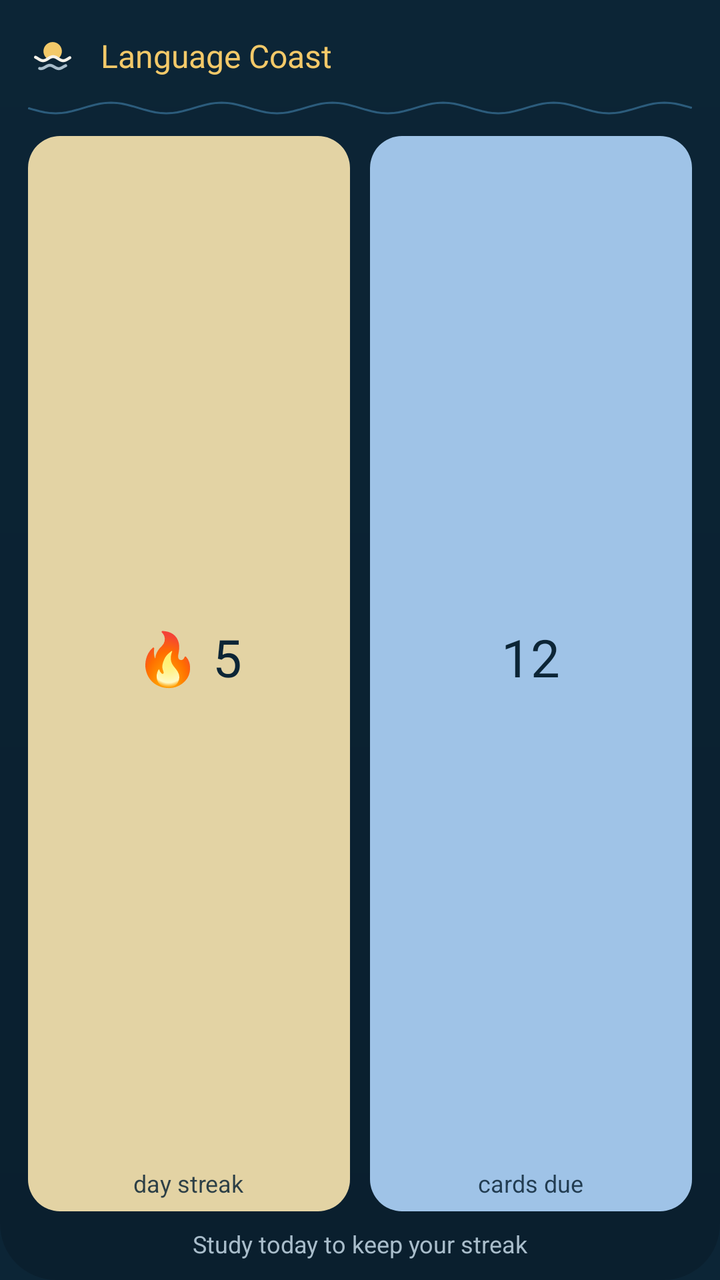
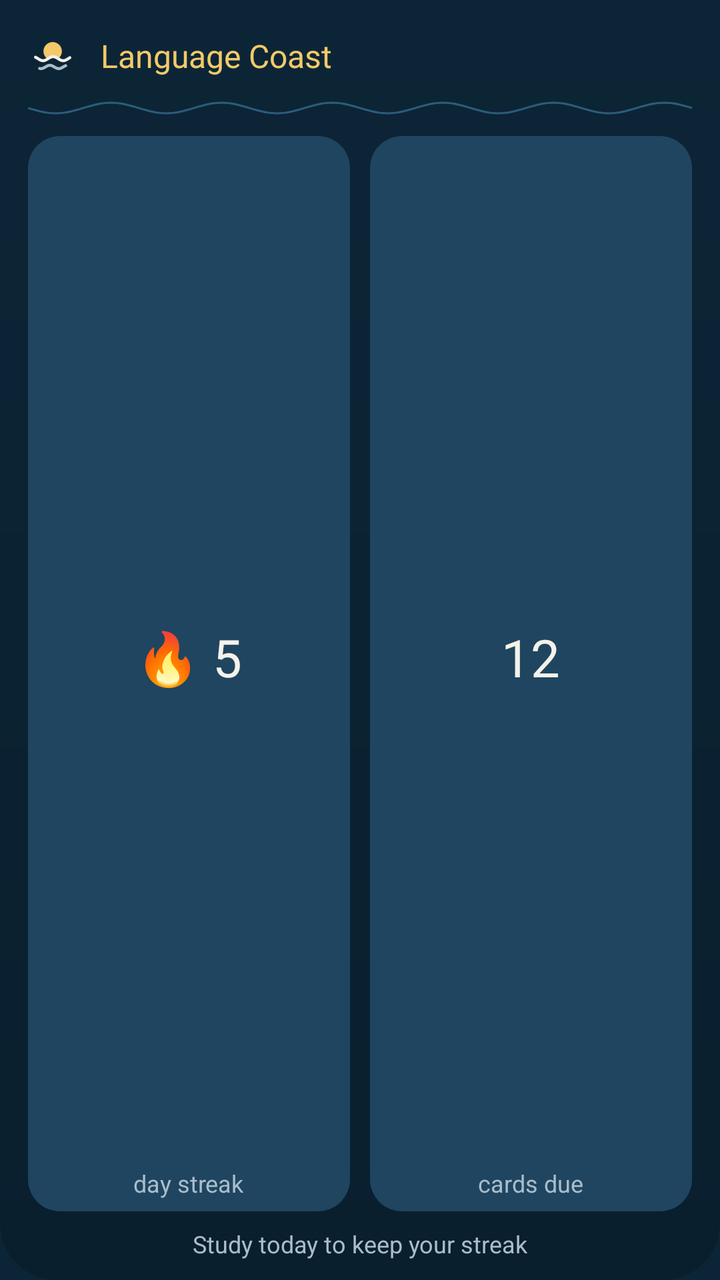

Two renders of the same Android screen: before a commit and after it. Below are the layout's source before the change and the commit's diff.
<!-- AndroidManifest.xml: application theme Theme.LanguageCoast -->
<!-- res/layout/widget_study.xml -->
<?xml version="1.0" encoding="utf-8"?>
<LinearLayout xmlns:android="http://schemas.android.com/apk/res/android"
    android:id="@+id/widget_root"
    android:layout_width="match_parent"
    android:layout_height="match_parent"
    android:background="@drawable/widget_background"
    android:orientation="vertical"
    android:paddingStart="14dp"
    android:paddingTop="12dp"
    android:paddingEnd="14dp"
    android:paddingBottom="10dp">

    <LinearLayout
        android:layout_width="match_parent"
        android:layout_height="wrap_content"
        android:gravity="center_vertical"
        android:orientation="horizontal">

        <ImageView
            android:layout_width="32dp"
            android:layout_height="32dp"
            android:layout_marginStart="-4dp"
            android:importantForAccessibility="no"
            android:src="@drawable/ic_launcher_foreground" />

        <TextView
            android:layout_width="wrap_content"
            android:layout_height="wrap_content"
            android:layout_marginStart="8dp"
            android:fontFamily="@font/nunito"
            android:fontVariationSettings="'wght' 800"
            android:maxLines="1"
            android:text="@string/app_name"
            android:textColor="@color/sunlit"
            android:textSize="16sp" />
    </LinearLayout>

    <ImageView
        android:layout_width="match_parent"
        android:layout_height="8dp"
        android:layout_marginTop="6dp"
        android:importantForAccessibility="no"
        android:scaleType="fitXY"
        android:src="@drawable/widget_wave" />

    <LinearLayout
        android:layout_width="match_parent"
        android:layout_height="0dp"
        android:layout_marginTop="10dp"
        android:layout_weight="1"
        android:baselineAligned="false"
        android:orientation="horizontal">

        <LinearLayout
            android:layout_width="0dp"
            android:layout_height="match_parent"
            android:layout_weight="1"
            android:background="@drawable/widget_tile_dune"
            android:gravity="center"
            android:orientation="vertical"
            android:padding="6dp">

            <TextView
                android:id="@+id/widget_streak"
                android:layout_width="match_parent"
                android:layout_height="0dp"
                android:layout_weight="1"
                android:autoSizeMaxTextSize="26sp"
                android:autoSizeMinTextSize="9sp"
                android:autoSizeTextType="uniform"
                android:gravity="center"
                android:fontFamily="@font/nunito"
                android:fontVariationSettings="'wght' 800"
                android:maxLines="1"
                android:text="@string/widget_preview_streak"
                android:textColor="@color/ocean_ground"
                android:textSize="26sp" />

            <TextView
                android:id="@+id/widget_streak_label"
                android:layout_width="wrap_content"
                android:layout_height="wrap_content"
                android:maxLines="1"
                android:text="@string/widget_streak_label"
                android:textColor="@color/ocean_ground_secondary"
                android:textSize="12sp" />
        </LinearLayout>

        
        <FrameLayout
            android:layout_width="10dp"
            android:layout_height="match_parent" />

        <LinearLayout
            android:layout_width="0dp"
            android:layout_height="match_parent"
            android:layout_weight="1"
            android:background="@drawable/widget_tile_sky"
            android:gravity="center"
            android:orientation="vertical"
            android:padding="6dp">

            <TextView
                android:id="@+id/widget_due"
                android:layout_width="match_parent"
                android:layout_height="0dp"
                android:layout_weight="1"
                android:autoSizeMaxTextSize="26sp"
                android:autoSizeMinTextSize="9sp"
                android:autoSizeTextType="uniform"
                android:gravity="center"
                android:fontFamily="@font/nunito"
                android:fontVariationSettings="'wght' 800"
                android:maxLines="1"
                android:text="@string/widget_preview_due"
                android:textColor="@color/ocean_ground"
                android:textSize="26sp" />

            <TextView
                android:id="@+id/widget_due_label"
                android:layout_width="wrap_content"
                android:layout_height="wrap_content"
                android:maxLines="1"
                android:text="@string/widget_preview_due_label"
                android:textColor="@color/ocean_ground_secondary"
                android:textSize="12sp" />
        </LinearLayout>
    </LinearLayout>

    <TextView
        android:id="@+id/widget_footer"
        android:layout_width="match_parent"
        android:layout_height="wrap_content"
        android:layout_marginTop="8dp"
        android:ellipsize="end"
        android:gravity="center"
        android:maxLines="1"
        android:text="@string/widget_preview_footer"
        android:textColor="@color/text_secondary"
        android:textSize="12sp" />
</LinearLayout>
<!-- resources referenced by this layout -->
<resources>
  <color name="ocean_ground">#FF0C2536</color>
  <color name="ocean_ground_secondary">#D90C2536</color>
  <color name="sunlit">#FFF3C969</color>
  <color name="text_secondary">#FFA9BDCB</color>
  <!-- drawable ic_launcher_foreground: vector/xml drawable (drawable, 4953 chars, omitted) -->
  <!-- drawable widget_background (drawable) -->
  <?xml version="1.0" encoding="utf-8"?>
  <shape xmlns:android="http://schemas.android.com/apk/res/android" android:shape="rectangle">
      <corners android:radius="@dimen/widget_radius" />
      <gradient
          android:angle="270"
          android:endColor="@color/nav_ground"
          android:startColor="@color/ocean_ground" />
  </shape>
  <!-- drawable widget_tile_dune (drawable) -->
  <?xml version="1.0" encoding="utf-8"?>
  <shape xmlns:android="http://schemas.android.com/apk/res/android" android:shape="rectangle">
      <corners android:radius="16dp" />
      <solid android:color="#FFE3D3A4" />
  </shape>
  <!-- drawable widget_tile_sky (drawable) -->
  <?xml version="1.0" encoding="utf-8"?>
  <shape xmlns:android="http://schemas.android.com/apk/res/android" android:shape="rectangle">
      <corners android:radius="16dp" />
      <solid android:color="#FF9FC3E7" />
  </shape>
  <!-- drawable widget_wave (drawable) -->
  <?xml version="1.0" encoding="utf-8"?>
  <vector xmlns:android="http://schemas.android.com/apk/res/android"
      android:width="200dp"
      android:height="8dp"
      android:viewportWidth="300"
      android:viewportHeight="12">
      <path
          android:pathData="M0,6.00 L2.50,7.24 L5.00,8.35 L7.50,9.24 L10.00,9.80 L12.50,10.00 L15.00,9.80 L17.50,9.24 L20.00,8.35 L22.50,7.24 L25.00,6.00 L27.50,4.76 L30.00,3.65 L32.50,2.76 L35.00,2.20 L37.50,2.00 L40.00,2.20 L42.50,2.76 L45.00,3.65 L47.50,4.76 L50.00,6.00 L52.50,7.24 L55.00,8.35 L57.50,9.24 L60.00,9.80 L62.50,10.00 L65.00,9.80 L67.50,9.24 L70.00,8.35 L72.50,7.24 L75.00,6.00 L77.50,4.76 L80.00,3.65 L82.50,2.76 L85.00,2.20 L87.50,2.00 L90.00,2.20 L92.50,2.76 L95.00,3.65 L97.50,4.76 L100.00,6.00 L102.50,7.24 L105.00,8.35 L107.50,9.24 L110.00,9.80 L112.50,10.00 L115.00,9.80 L117.50,9.24 L120.00,8.35 L122.50,7.24 L125.00,6.00 L127.50,4.76 L130.00,3.65 L132.50,2.76 L135.00,2.20 L137.50,2.00 L140.00,2.20 L142.50,2.76 L145.00,3.65 L147.50,4.76 L150.00,6.00 L152.50,7.24 L155.00,8.35 L157.50,9.24 L160.00,9.80 L162.50,10.00 L165.00,9.80 L167.50,9.24 L170.00,8.35 L172.50,7.24 L175.00,6.00 L177.50,4.76 L180.00,3.65 L182.50,2.76 L185.00,2.20 L187.50,2.00 L190.00,2.20 L192.50,2.76 L195.00,3.65 L197.50,4.76 L200.00,6.00 L202.50,7.24 L205.00,8.35 L207.50,9.24 L210.00,9.80 L212.50,10.00 L215.00,9.80 L217.50,9.24 L220.00,8.35 L222.50,7.24 L225.00,6.00 L227.50,4.76 L230.00,3.65 L232.50,2.76 L235.00,2.20 L237.50,2.00 L240.00,2.20 L242.50,2.76 L245.00,3.65 L247.50,4.76 L250.00,6.00 L252.50,7.24 L255.00,8.35 L257.50,9.24 L260.00,9.80 L262.50,10.00 L265.00,9.80 L267.50,9.24 L270.00,8.35 L272.50,7.24 L275.00,6.00 L277.50,4.76 L280.00,3.65 L282.50,2.76 L285.00,2.20 L287.50,2.00 L290.00,2.20 L292.50,2.76 L295.00,3.65 L297.50,4.76 L300.00,6.00"
          android:strokeWidth="1.5"
          android:strokeColor="@color/widget_wave" />
  </vector>
  <string name="app_name">Language Coast</string>
  <string name="widget_preview_due">12</string>
  <string name="widget_preview_due_label">cards due</string>
  <string name="widget_preview_footer">Study today to keep your streak</string>
  <string name="widget_preview_streak">🔥 5</string>
  <string name="widget_streak_label">day streak</string>
  <style name="Theme.LanguageCoast" parent="android:Theme.Material.Light.NoActionBar">
          
          <item name="android:windowBackground">@color/ocean_ground</item>
      </style>
  <dimen name="widget_radius">24dp</dimen>
  <color name="nav_ground">#FF0A1F2E</color>
  <color name="widget_wave">#FF2C5C7C</color>
</resources>

<!-- the commit's change to res/layout/widget_study.xml (unified diff, before → after) -->
@@ -55,7 +55,7 @@
             android:layout_width="0dp"
             android:layout_height="match_parent"
             android:layout_weight="1"
-            android:background="@drawable/widget_tile_dune"
+            android:background="@drawable/widget_tile"
             android:gravity="center"
             android:orientation="vertical"
             android:padding="6dp">
@@ -73,7 +73,7 @@
                 android:fontVariationSettings="'wght' 800"
                 android:maxLines="1"
                 android:text="@string/widget_preview_streak"
-                android:textColor="@color/ocean_ground"
+                android:textColor="@color/text_primary"
                 android:textSize="26sp" />
 
             <TextView
@@ -82,7 +82,7 @@
                 android:layout_height="wrap_content"
                 android:maxLines="1"
                 android:text="@string/widget_streak_label"
-                android:textColor="@color/ocean_ground_secondary"
+                android:textColor="@color/text_secondary"
                 android:textSize="12sp" />
         </LinearLayout>
 
@@ -95,7 +95,7 @@
             android:layout_width="0dp"
             android:layout_height="match_parent"
             android:layout_weight="1"
-            android:background="@drawable/widget_tile_sky"
+            android:background="@drawable/widget_tile"
             android:gravity="center"
             android:orientation="vertical"
             android:padding="6dp">
@@ -113,7 +113,7 @@
                 android:fontVariationSettings="'wght' 800"
                 android:maxLines="1"
                 android:text="@string/widget_preview_due"
-                android:textColor="@color/ocean_ground"
+                android:textColor="@color/text_primary"
                 android:textSize="26sp" />
 
             <TextView
@@ -122,7 +122,7 @@
                 android:layout_height="wrap_content"
                 android:maxLines="1"
                 android:text="@string/widget_preview_due_label"
-                android:textColor="@color/ocean_ground_secondary"
+                android:textColor="@color/text_secondary"
                 android:textSize="12sp" />
         </LinearLayout>
     </LinearLayout>
<!-- resource entries referenced after the edit -->
@@ -1,8 +1,8 @@
 <!-- resources referenced by this layout -->
 <resources>
   <color name="ocean_ground">#FF0C2536</color>
-  <color name="ocean_ground_secondary">#D90C2536</color>
   <color name="sunlit">#FFF3C969</color>
+  <color name="text_primary">#FFF5F2EA</color>
   <color name="text_secondary">#FFA9BDCB</color>
   <!-- drawable ic_launcher_foreground: vector/xml drawable (drawable, 4953 chars, omitted) -->
   <!-- drawable widget_background (drawable) -->
@@ -14,17 +14,11 @@
           android:endColor="@color/nav_ground"
           android:startColor="@color/ocean_ground" />
   </shape>
-  <!-- drawable widget_tile_dune (drawable) -->
+  <!-- drawable widget_tile (drawable) -->
   <?xml version="1.0" encoding="utf-8"?>
   <shape xmlns:android="http://schemas.android.com/apk/res/android" android:shape="rectangle">
       <corners android:radius="16dp" />
-      <solid android:color="#FFE3D3A4" />
-  </shape>
-  <!-- drawable widget_tile_sky (drawable) -->
-  <?xml version="1.0" encoding="utf-8"?>
-  <shape xmlns:android="http://schemas.android.com/apk/res/android" android:shape="rectangle">
-      <corners android:radius="16dp" />
-      <solid android:color="#FF9FC3E7" />
+      <solid android:color="#FF1F4560" />
   </shape>
   <!-- drawable widget_wave (drawable) -->
   <?xml version="1.0" encoding="utf-8"?>
